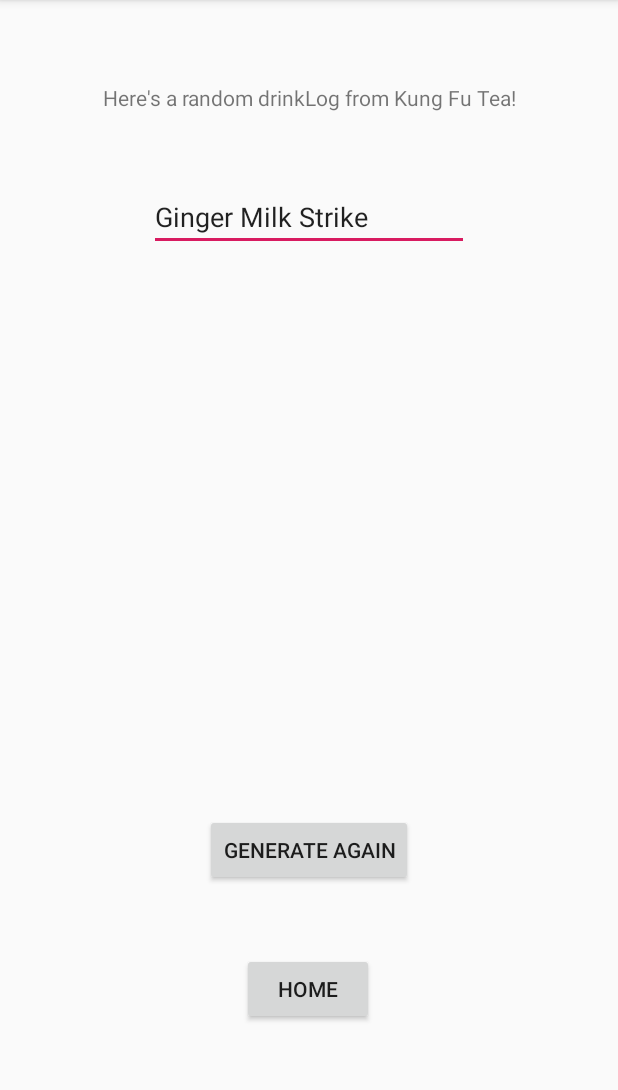
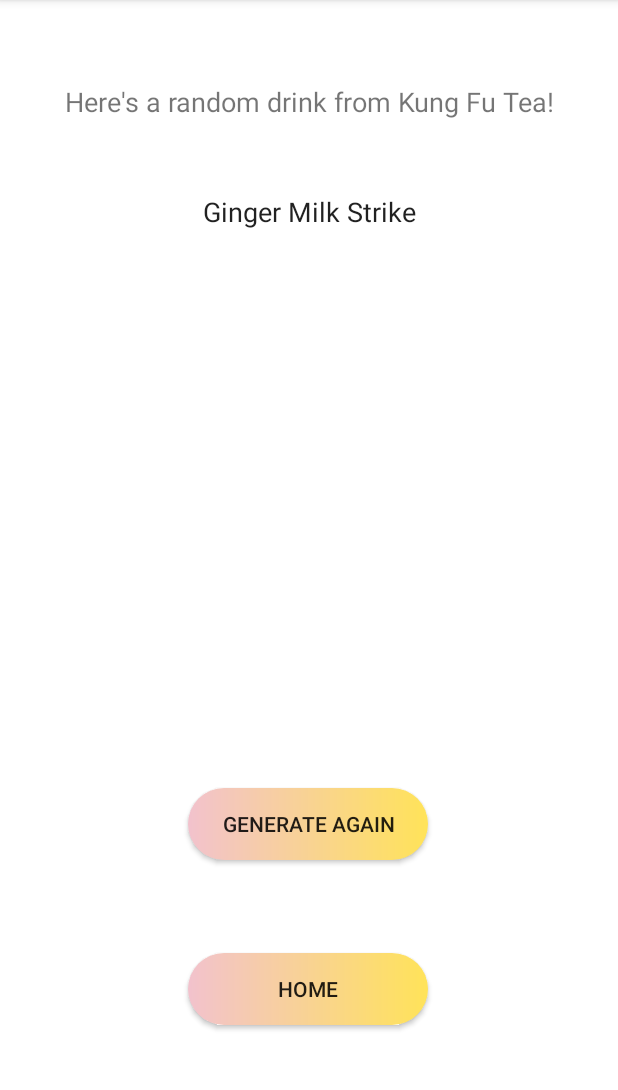
Before and after one commit to teresa622/bobaCS125, an Android app: the screen it shows after launch (KFTActivity), after a tap on "GENERATE", on a phone screen of 412 x 824 dp, the part 84-1174 px from its top. Run offline under Robolectric (Android 15) with nearby library versions, the phone set to English and light mode, and no system bars.

Commit message:
changed buttons, made stuff??

```diff
--- a/app/src/main/java/com/example/boba/KFTActivity.java
+++ b/app/src/main/java/com/example/boba/KFTActivity.java
@@ -18,6 +18,8 @@
 import android.widget.Button;
 import android.widget.TextView;
 import android.widget.Toast;
+
+import org.w3c.dom.Text;
 
 public class KFTActivity extends AppCompatActivity {
     private static ArrayList drinkLog = new ArrayList<String>();
@@ -92,7 +94,29 @@
             length = newDrinks.length;
             selectedDrink = newDrinks[getRandomNumberInRange(0, length - 1)];
         }
+
         String tops = "";
+        TextView toppingsDisplay = findViewById(R.id.toppingsDisplay);
+        if (toppingsNum == 0) {
+            toppingsDisplay.setVisibility(View.INVISIBLE);
+            TextView withText = findViewById(R.id.withText);
+            withText.setVisibility(View.INVISIBLE);
+        } else {
+            String toppingsOutput = "";
+            for (int i = 0; i < toppingsNum; i++) {
+                String input = toppings[getRandomNumberInRange(0, toppings.length - 1)];
+                toppingsOutput = toppingsOutput + input + ", " + " \n";
+                tops = tops + input + ", ";
+                if (i == toppingsNum - 1) {
+                    toppingsOutput = toppingsOutput.substring(0, toppingsOutput.length() - 4);
+                    tops = tops.substring(0, tops.length() - 3);
+                }
+            }
+            System.out.println(toppingsOutput);
+            toppingsDisplay.setText(toppingsOutput);
+        }
+
+        /**
         Integer[] topsIndex = new Integer[toppingsNum];
         if (toppingsNum == 10) {
             for (int x = 0; x < toppings.length; x++) {
@@ -117,22 +141,22 @@
             }
 
         }
+         **/
+
         Calendar c = Calendar.getInstance();
         SimpleDateFormat df = new SimpleDateFormat("yyyy-MM-dd HH:mm:ss");
         String formattedDate = df.format(c.getTime());
         // formattedDate have current date/time
         Toast.makeText(this, formattedDate, Toast.LENGTH_SHORT).show();
-        if (toppingsNum != 0) {
-            drinkDisplay.setText(selectedDrink + " with " + tops);
-        } else {
-            drinkDisplay.setText(selectedDrink);
-        }
+        drinkDisplay.setText(selectedDrink);
         drinkLog.add(selectedDrink + ": " + formattedDate + "\n");
         Button geneButton = findViewById(R.id.geneButton);
         Button returnHome = findViewById(R.id.home);
 
         final Intent kftIntent = new Intent(this, KFTActivity.class);
+        kftIntent.putExtra("toppings", toppingsNum);
         final Intent homeIntent = new Intent(this, MainActivity.class);
+        homeIntent.putExtra("toppings", toppingsNum);
         geneButton.setOnClickListener(new View.OnClickListener() {
             @Override
             public void onClick(final View v) {
--- a/app/src/main/java/com/example/boba/MainActivity.java
+++ b/app/src/main/java/com/example/boba/MainActivity.java
@@ -44,6 +44,8 @@
 
             }
         });
+        int receivedNum = getIntent().getIntExtra("toppings", 0);
+        spinner.setSelection(receivedNum);
         final Intent kftIntent = new Intent(this, KFTActivity.class);
         final Intent drinkLogIntent = new Intent(this, DrinkLogActivity.class);
         kftButton.setOnClickListener(new View.OnClickListener() {
@@ -57,6 +59,7 @@
             @Override
             public void onClick(final View v) {
                 ArrayList drinks = getIntent().getStringArrayListExtra("drinkLog");
+                drinkLogIntent.putExtra("toppings", toppingsNum);
                 drinkLogIntent.putStringArrayListExtra("drinkLog", drinks);
                 startActivity(drinkLogIntent);
             }
--- a/app/src/main/res/layout/activity_kft.xml
+++ b/app/src/main/res/layout/activity_kft.xml
@@ -5,13 +5,15 @@
     android:id="@+id/constraintLayout"
     android:layout_width="match_parent"
     android:layout_height="match_parent"
-    tools:context=".KFTActivity" >
+    tools:context=".KFTActivity"
+    android:background="#ffffff">
 
     <TextView
         android:id="@+id/randoText"
         android:layout_width="wrap_content"
         android:layout_height="wrap_content"
-        android:text="Here's a random drinkLog from Kung Fu Tea!"
+        android:textSize="18sp"
+        android:text="Here's a random drink from Kung Fu Tea!"
         app:layout_constraintBottom_toBottomOf="parent"
         app:layout_constraintEnd_toEndOf="parent"
         app:layout_constraintStart_toStartOf="parent"
@@ -20,32 +22,69 @@
 
     <EditText
         android:id="@+id/drinkDisplay"
-        android:layout_width="wrap_content"
+        android:layout_width="260dp"
         android:layout_height="wrap_content"
+        android:gravity="center"
         android:ems="10"
+        android:maxLines="10"
         android:inputType="textPersonName"
         android:text="Name"
         app:layout_constraintBottom_toBottomOf="parent"
         app:layout_constraintEnd_toEndOf="parent"
         app:layout_constraintStart_toStartOf="parent"
         app:layout_constraintTop_toBottomOf="@+id/randoText"
+        android:background="@android:color/transparent"
         app:layout_constraintVertical_bias="0.073" />
+
+    <TextView
+        android:id="@+id/withText"
+        android:layout_width="wrap_content"
+        android:layout_height="wrap_content"
+        android:background="@android:color/transparent"
+        android:text="with"
+        app:layout_constraintBottom_toBottomOf="parent"
+        app:layout_constraintEnd_toEndOf="parent"
+        app:layout_constraintStart_toStartOf="parent"
+        app:layout_constraintTop_toTopOf="parent"
+        app:layout_constraintVertical_bias="0.242" />
+
+    <EditText
+        android:id="@+id/toppingsDisplay"
+        android:layout_width="wrap_content"
+        android:maxLines="10"
+        android:layout_height="wrap_content"
+        android:ems="10"
+        android:gravity="center"
+        android:inputType="textMultiLine"
+        android:text="Name"
+        app:layout_constraintBottom_toBottomOf="parent"
+        app:layout_constraintEnd_toEndOf="parent"
+        app:layout_constraintHorizontal_bias="0.503"
+        app:layout_constraintStart_toStartOf="parent"
+        android:background="@android:color/transparent"
+        app:layout_constraintTop_toTopOf="parent"
+        app:layout_constraintVertical_bias="0.307" />
 
     <Button
         android:id="@+id/geneButton"
         android:layout_width="wrap_content"
         android:layout_height="wrap_content"
+        android:width="160dp"
+        android:background="@drawable/custom_button"
         android:text="Generate Again"
         app:layout_constraintBottom_toBottomOf="parent"
         app:layout_constraintEnd_toEndOf="parent"
+        app:layout_constraintHorizontal_bias="0.498"
         app:layout_constraintStart_toStartOf="parent"
         app:layout_constraintTop_toBottomOf="@+id/drinkDisplay"
-        app:layout_constraintVertical_bias="0.679" />
+        app:layout_constraintVertical_bias="0.656" />
 
     <Button
         android:id="@+id/home"
         android:layout_width="wrap_content"
         android:layout_height="wrap_content"
+        android:background="@drawable/custom_button"
+        android:width="160dp"
         android:text="Home"
         app:layout_constraintBottom_toBottomOf="parent"
         app:layout_constraintEnd_toEndOf="parent"
--- a/app/src/main/res/values/strings.xml
+++ b/app/src/main/res/values/strings.xml
@@ -6,12 +6,5 @@
             <item>1</item>
             <item>2</item>
             <item>3</item>
-            <item>4</item>
-            <item>5</item>
-            <item>6</item>
-            <item>7</item>
-            <item>8</item>
-            <item>9</item>
-            <item>10</item>
         </string-array>
 </resources>
```
Also changed, not shown: app/src/main/java/com/example/boba/DrinkLogActivity.java (+8 -2 lines), app/src/main/res/layout/activity_main.xml (+13 -4 lines), app/src/main/res/layout/drink_log.xml (+6 -2 lines).
